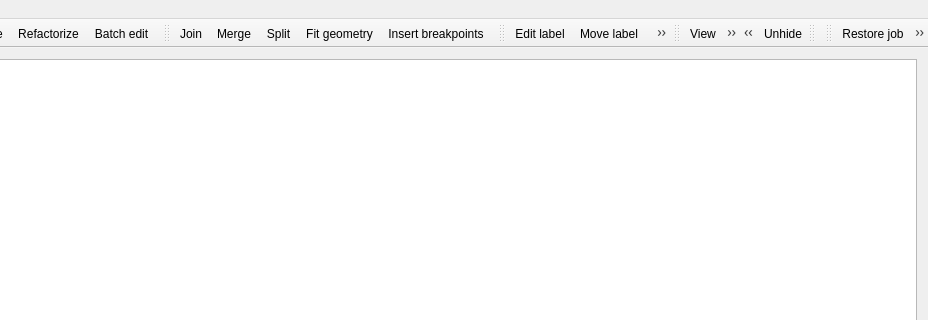
Old version of the form mainwindow.ui in the repository Kuszki/EW-Database; both pictures show x 438 to 1366 and y 0 to 320 of the 1366 by 768 pixel window.
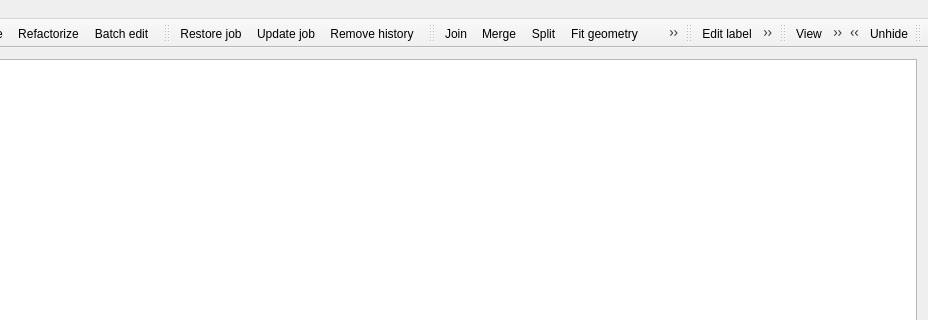
New version of the form. Icons and pictures are not drawn.

Commit message: Move jobs tool

```diff
--- a/mainwindow.ui
+++ b/mainwindow.ui
@@ -184,6 +184,20 @@
    <addaction name="actionRefactor"/>
    <addaction name="actionBatch"/>
   </widget>
+  <widget class="QToolBar" name="kergsTool">
+   <property name="windowTitle">
+    <string>Jobs</string>
+   </property>
+   <attribute name="toolBarArea">
+    <enum>TopToolBarArea</enum>
+   </attribute>
+   <attribute name="toolBarBreak">
+    <bool>false</bool>
+   </attribute>
+   <addaction name="actionRestore"/>
+   <addaction name="actionKerg"/>
+   <addaction name="actionHistory"/>
+  </widget>
   <widget class="QToolBar" name="geometryTool">
    <property name="windowTitle">
     <string>Geometry</string>
@@ -244,20 +258,6 @@
    <addaction name="actionUnhide"/>
    <addaction name="actionHide"/>
   </widget>
-  <widget class="QToolBar" name="kergsTool">
-   <property name="windowTitle">
-    <string>Jobs</string>
-   </property>
-   <attribute name="toolBarArea">
-    <enum>TopToolBarArea</enum>
-   </attribute>
-   <attribute name="toolBarBreak">
-    <bool>false</bool>
-   </attribute>
-   <addaction name="actionRestore"/>
-   <addaction name="actionKerg"/>
-   <addaction name="actionHistory"/>
-  </widget>
   <action name="actionConnect">
    <property name="icon">
     <iconset theme="network-wired">
```
